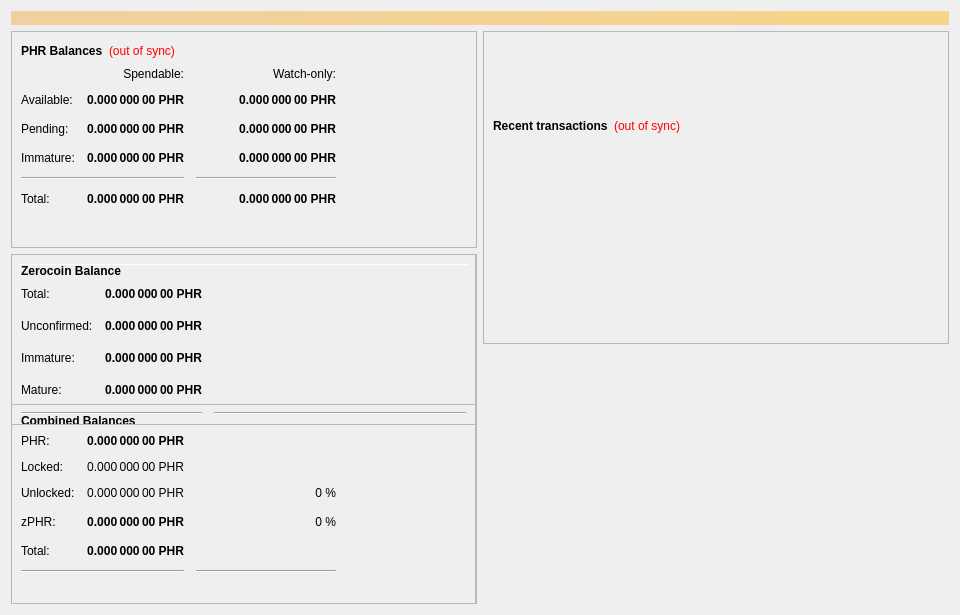
First picture: the form in src/qt/forms/overviewpage.ui, repository curiumofficial/curium, before the edit.
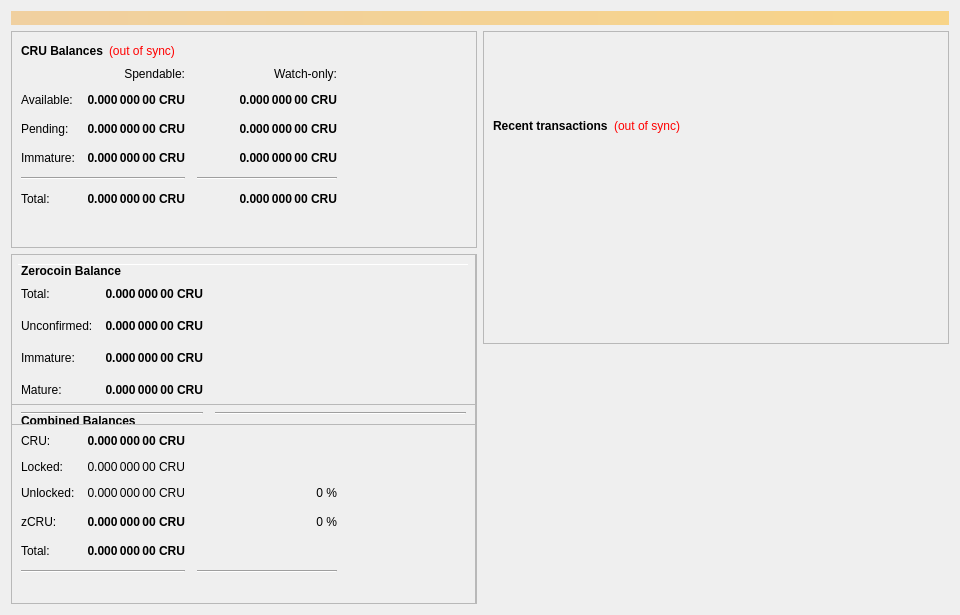
Second picture: the form after the edit.

Diff of the .ui file:
```diff
--- a/src/qt/forms/overviewpage.ui
+++ b/src/qt/forms/overviewpage.ui
@@ -60,7 +60,7 @@
                </font>
               </property>
               <property name="text">
-               <string>PHR Balances</string>
+               <string>CRU Balances</string>
               </property>
              </widget>
             </item>
@@ -118,7 +118,7 @@
                <string>Unconfirmed transactions to watch-only addresses</string>
               </property>
               <property name="text">
-               <string notr="true">0.000 000 00 PHR</string>
+               <string notr="true">0.000 000 00 CRU</string>
               </property>
               <property name="alignment">
                <set>Qt::AlignRight|Qt::AlignTrailing|Qt::AlignVCenter</set>
@@ -143,7 +143,7 @@
                <string>Total of transactions that have yet to be confirmed, and do not yet count toward the spendable balance</string>
               </property>
               <property name="text">
-               <string notr="true">0.000 000 00 PHR</string>
+               <string notr="true">0.000 000 00 CRU</string>
               </property>
               <property name="alignment">
                <set>Qt::AlignRight|Qt::AlignTrailing|Qt::AlignVCenter</set>
@@ -168,7 +168,7 @@
                <string>Staked or masternode rewards in watch-only addresses that has not yet matured</string>
               </property>
               <property name="text">
-               <string notr="true">0.000 000 00 PHR</string>
+               <string notr="true">0.000 000 00 CRU</string>
               </property>
               <property name="alignment">
                <set>Qt::AlignRight|Qt::AlignTrailing|Qt::AlignVCenter</set>
@@ -226,7 +226,7 @@
                <string>Staked or masternode rewards that has not yet matured</string>
               </property>
               <property name="text">
-               <string notr="true">0.000 000 00 PHR</string>
+               <string notr="true">0.000 000 00 CRU</string>
               </property>
               <property name="alignment">
                <set>Qt::AlignRight|Qt::AlignTrailing|Qt::AlignVCenter</set>
@@ -271,7 +271,7 @@
                <string>Your current total balance</string>
               </property>
               <property name="text">
-               <string notr="true">0.000 000 00 PHR</string>
+               <string notr="true">0.000 000 00 CRU</string>
               </property>
               <property name="alignment">
                <set>Qt::AlignRight|Qt::AlignTrailing|Qt::AlignVCenter</set>
@@ -296,7 +296,7 @@
                <string>Current total balance in watch-only addresses</string>
               </property>
               <property name="text">
-               <string notr="true">0.000 000 00 PHR</string>
+               <string notr="true">0.000 000 00 CRU</string>
               </property>
               <property name="alignment">
                <set>Qt::AlignRight|Qt::AlignTrailing|Qt::AlignVCenter</set>
@@ -338,7 +338,7 @@
                <string>Your current spendable balance</string>
               </property>
               <property name="text">
-               <string notr="true">0.000 000 00 PHR</string>
+               <string notr="true">0.000 000 00 CRU</string>
               </property>
               <property name="alignment">
                <set>Qt::AlignRight|Qt::AlignTrailing|Qt::AlignVCenter</set>
@@ -363,7 +363,7 @@
                <string>Your current balance in watch-only addresses</string>
               </property>
               <property name="text">
-               <string notr="true">0.000 000 00 PHR</string>
+               <string notr="true">0.000 000 00 CRU</string>
               </property>
               <property name="alignment">
                <set>Qt::AlignRight|Qt::AlignTrailing|Qt::AlignVCenter</set>
@@ -963,7 +963,7 @@
                 <string>Total of transactions that have yet to be confirmed, and do not yet count toward the spendable balance</string>
                </property>
                <property name="text">
-                <string notr="true">0.000 000 00 PHR</string>
+                <string notr="true">0.000 000 00 CRU</string>
                </property>
                <property name="alignment">
                 <set>Qt::AlignRight|Qt::AlignTrailing|Qt::AlignVCenter</set>
@@ -988,7 +988,7 @@
                 <string>Total Balance, including unconfirmed and immature coins.</string>
                </property>
                <property name="text">
-                <string notr="true">0.000 000 00 PHR</string>
+                <string notr="true">0.000 000 00 CRU</string>
                </property>
                <property name="alignment">
                 <set>Qt::AlignRight|Qt::AlignTrailing|Qt::AlignVCenter</set>
@@ -1021,7 +1021,7 @@
              <item row="1" column="0">
               <widget class="QLabel" name="labelBalanceTextz">
                <property name="text">
-                <string>PHR:</string>
+                <string>CRU:</string>
                </property>
               </widget>
              </item>
@@ -1040,7 +1040,7 @@
                 <string>Your current spendable balance</string>
                </property>
                <property name="text">
-                <string notr="true">0.000 000 00 PHR</string>
+                <string notr="true">0.000 000 00 CRU</string>
                </property>
                <property name="alignment">
                 <set>Qt::AlignRight|Qt::AlignTrailing|Qt::AlignVCenter</set>
@@ -1056,7 +1056,7 @@
                 <string/>
                </property>
                <property name="text">
-                <string>zPHR:</string>
+                <string>zCRU:</string>
                </property>
               </widget>
              </item>
@@ -1090,7 +1090,7 @@
                 <string>Locked PHR or Masternode collaterals. These are excluded from zPHR minting.</string>
                </property>
                <property name="text">
-                <string>0.000 000 00 PHR</string>
+                <string>0.000 000 00 CRU</string>
                </property>
                <property name="alignment">
                 <set>Qt::AlignRight|Qt::AlignTrailing|Qt::AlignVCenter</set>
@@ -1123,7 +1123,7 @@
                 <string>Unlocked PHRs. These can be used for zPHR minting.</string>
                </property>
                <property name="text">
-                <string>0.000 000 00 PHR</string>
+                <string>0.000 000 00 CRU</string>
                </property>
                <property name="alignment">
                 <set>Qt::AlignRight|Qt::AlignTrailing|Qt::AlignVCenter</set>
@@ -1234,7 +1234,7 @@
                 <string>All available zPHR, unconfirmed and immature zPHR included.</string>
                </property>
                <property name="text">
-                <string notr="true">0.000 000 00 PHR</string>
+                <string notr="true">0.000 000 00 CRU</string>
                </property>
                <property name="alignment">
                 <set>Qt::AlignRight|Qt::AlignTrailing|Qt::AlignVCenter</set>
@@ -1312,7 +1312,7 @@
 These zPHR are spendable.</string>
                </property>
                <property name="text">
-                <string>0.000 000 00 PHR</string>
+                <string>0.000 000 00 CRU</string>
                </property>
                <property name="alignment">
                 <set>Qt::AlignRight|Qt::AlignTrailing|Qt::AlignVCenter</set>
@@ -1343,7 +1343,7 @@
 Immature: confirmed, but less than 3 mints of the same denomination after it was minted</string>
                </property>
                <property name="text">
-                <string>0.000 000 00 PHR</string>
+                <string>0.000 000 00 CRU</string>
                </property>
                <property name="alignment">
                 <set>Qt::AlignRight|Qt::AlignTrailing|Qt::AlignVCenter</set>
@@ -1387,7 +1387,7 @@
 Immature: confirmed, but less than 3 mints of the same denomination after it was minted</string>
                </property>
                <property name="text">
-                <string>0.000 000 00 PHR</string>
+                <string>0.000 000 00 CRU</string>
                </property>
                <property name="alignment">
                 <set>Qt::AlignRight|Qt::AlignTrailing|Qt::AlignVCenter</set>
```
Left out of the diff: 26 changed lines with no effect on the pictures.
